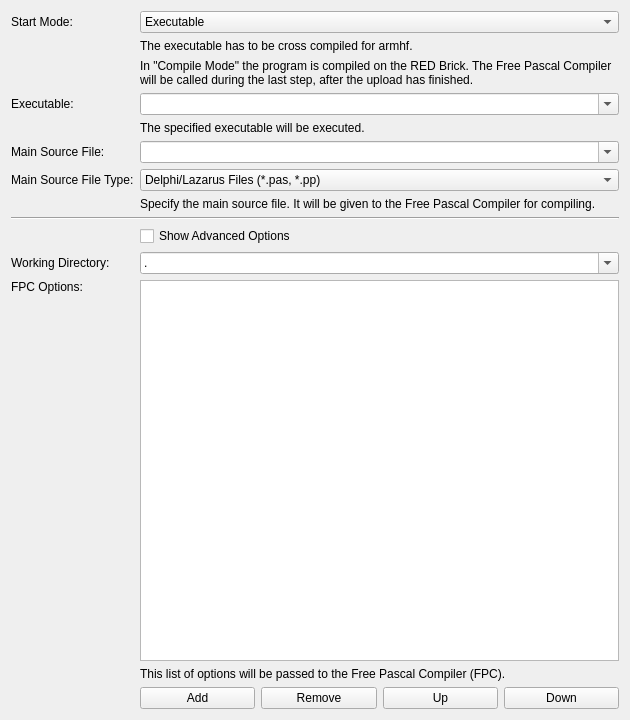
Before: the Qt Designer form src/brickv/plugin_system/plugins/red/ui/program_page_delphi.ui in Tinkerforge/brickv, drawn with Qt 5.
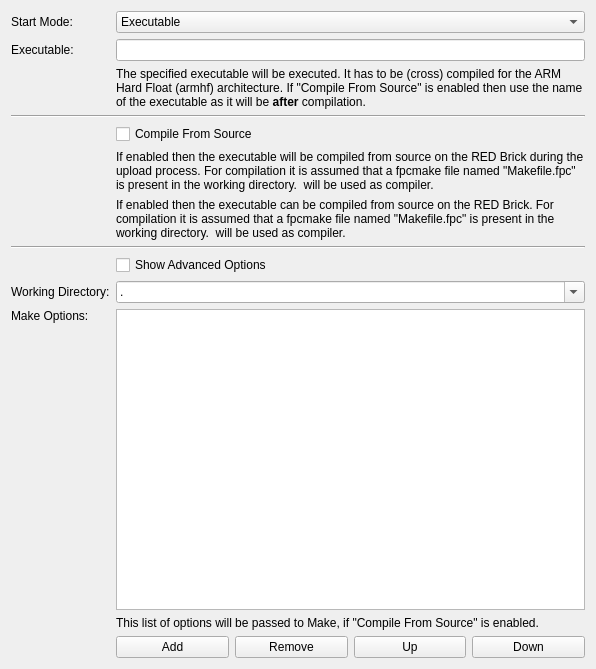
After: the same form once the commit is applied. Custom widgets are drawn as their Qt base class.

Commit message:
red-brick: Handle Delphi programs basically the same as C/C++ programs
Instead of executing fpc directly use fpcmake and make. Now Delphi
programs are compiled with make as well, so the UI for C/C++ programs
and Delphi programs is nearly identical.

Also add a compile dialog for Delphi programs identical to the C/C++ one.

```diff
--- a/src/brickv/plugin_system/plugins/red/ui/program_page_delphi.ui
+++ b/src/brickv/plugin_system/plugins/red/ui/program_page_delphi.ui
@@ -6,8 +6,8 @@
    <rect>
     <x>0</x>
     <y>0</y>
-    <width>630</width>
-    <height>720</height>
+    <width>596</width>
+    <height>669</height>
    </rect>
   </property>
   <property name="windowTitle">
@@ -16,29 +16,23 @@
   <layout class="QVBoxLayout" name="verticalLayout">
    <item>
     <layout class="QGridLayout" name="gridLayout">
-     <item row="9" column="1" colspan="4">
-      <widget class="QCheckBox" name="check_show_advanced_options">
-       <property name="text">
-        <string>Show Advanced Options</string>
-       </property>
-      </widget>
-     </item>
      <item row="0" column="1" colspan="4">
       <widget class="QComboBox" name="combo_start_mode">
+       <property name="sizePolicy">
+        <sizepolicy hsizetype="Preferred" vsizetype="Fixed">
+         <horstretch>1</horstretch>
+         <verstretch>0</verstretch>
+        </sizepolicy>
+       </property>
        <item>
         <property name="text">
          <string>Executable</string>
         </property>
        </item>
-       <item>
-        <property name="text">
-         <string>Compile on RED Brick (fpc)</string>
-        </property>
-       </item>
       </widget>
      </item>
      <item row="0" column="0">
-      <widget class="QLabel" name="label_3">
+      <widget class="QLabel" name="label_start_mode">
        <property name="text">
         <string>Start Mode:</string>
        </property>
@@ -47,196 +41,156 @@
        </property>
       </widget>
      </item>
-     <item row="8" column="0" colspan="5">
-      <widget class="Line" name="line">
-       <property name="orientation">
-        <enum>Qt::Horizontal</enum>
+     <item row="1" column="0">
+      <widget class="QLabel" name="label_executable">
+       <property name="text">
+        <string>Executable:</string>
+       </property>
+       <property name="buddy">
+        <cstring>edit_executable</cstring>
        </property>
       </widget>
      </item>
-     <item row="5" column="1" colspan="4">
-      <widget class="QComboBox" name="combo_main_source_file">
-       <property name="editable">
+     <item row="2" column="1" colspan="4">
+      <widget class="QLabel" name="label_executable_help">
+       <property name="text">
+        <string>The specified executable will be executed. It has to be (cross) compiled for the ARM Hard Float (armhf) architecture. If &quot;Compile From Source&quot; is enabled then use the name of the executable as it will be &lt;b&gt;after&lt;/b&gt; compilation.</string>
+       </property>
+       <property name="wordWrap">
         <bool>true</bool>
        </property>
-       <property name="insertPolicy">
-        <enum>QComboBox::NoInsert</enum>
-       </property>
       </widget>
      </item>
      <item row="10" column="0">
-      <widget class="QLabel" name="label_working_directory">
+      <widget class="QLabel" name="label_make_options">
        <property name="text">
-        <string>Working Directory:</string>
-       </property>
-       <property name="buddy">
-        <cstring>combo_working_directory</cstring>
-       </property>
-      </widget>
-     </item>
-     <item row="11" column="0">
-      <widget class="QLabel" name="label_options">
-       <property name="text">
-        <string>FPC Options:</string>
+        <string>Make Options:</string>
        </property>
        <property name="alignment">
         <set>Qt::AlignLeading|Qt::AlignLeft|Qt::AlignTop</set>
        </property>
        <property name="buddy">
-        <cstring>list_options</cstring>
+        <cstring>list_make_options</cstring>
        </property>
       </widget>
      </item>
      <item row="10" column="1" colspan="4">
-      <widget class="QComboBox" name="combo_working_directory">
-       <property name="editable">
-        <bool>true</bool>
-       </property>
-       <property name="insertPolicy">
-        <enum>QComboBox::NoInsert</enum>
-       </property>
-       <item>
-        <property name="text">
-         <string>.</string>
-        </property>
-       </item>
-      </widget>
+      <widget class="ExpandingListWidget" name="list_make_options"/>
      </item>
-     <item row="11" column="1" colspan="4">
-      <widget class="ExpandingListWidget" name="list_options"/>
-     </item>
-     <item row="13" column="1">
-      <widget class="QPushButton" name="button_add_option">
+     <item row="12" column="1">
+      <widget class="QPushButton" name="button_add_make_option">
        <property name="text">
         <string>Add</string>
        </property>
       </widget>
      </item>
-     <item row="13" column="2">
-      <widget class="QPushButton" name="button_remove_option">
+     <item row="12" column="2">
+      <widget class="QPushButton" name="button_remove_make_option">
        <property name="text">
         <string>Remove</string>
        </property>
       </widget>
      </item>
-     <item row="13" column="3">
-      <widget class="QPushButton" name="button_up_option">
+     <item row="12" column="3">
+      <widget class="QPushButton" name="button_up_make_option">
        <property name="text">
         <string>Up</string>
        </property>
       </widget>
      </item>
-     <item row="13" column="4">
-      <widget class="QPushButton" name="button_down_option">
+     <item row="12" column="4">
+      <widget class="QPushButton" name="button_down_make_option">
        <property name="text">
         <string>Down</string>
        </property>
       </widget>
      </item>
-     <item row="12" column="1" colspan="4">
-      <widget class="QLabel" name="label_options_help">
+     <item row="11" column="1" colspan="4">
+      <widget class="QLabel" name="label_make_options_help">
        <property name="text">
-        <string>This list of options will be passed to the Free Pascal Compiler (FPC).</string>
+        <string>This list of options will be passed to Make, if &quot;Compile From Source&quot; is enabled.</string>
        </property>
        <property name="wordWrap">
         <bool>true</bool>
        </property>
       </widget>
      </item>
+     <item row="3" column="0" colspan="5">
+      <widget class="Line" name="line1">
+       <property name="orientation">
+        <enum>Qt::Horizontal</enum>
+       </property>
+      </widget>
+     </item>
+     <item row="4" column="1" colspan="4">
+      <widget class="QCheckBox" name="check_compile_from_source">
+       <property name="text">
+        <string>Compile From Source</string>
+       </property>
+      </widget>
+     </item>
+     <item row="5" column="1" colspan="4">
+      <widget class="QLabel" name="label_compile_from_source_help_new">
+       <property name="text">
+        <string>If enabled then the executable will be compiled from source on the RED Brick during the upload process. For compilation it is assumed that a fpcmake file named &quot;Makefile.fpc&quot; is present in the working directory. &lt;FPC&gt; will be used as compiler.</string>
+       </property>
+       <property name="wordWrap">
+        <bool>true</bool>
+       </property>
+      </widget>
+     </item>
+     <item row="8" column="1" colspan="4">
+      <widget class="QCheckBox" name="check_show_advanced_options">
+       <property name="text">
+        <string>Show Advanced Options</string>
+       </property>
+      </widget>
+     </item>
+     <item row="7" column="0" colspan="5">
+      <widget class="Line" name="line2">
+       <property name="orientation">
+        <enum>Qt::Horizontal</enum>
+       </property>
+      </widget>
+     </item>
+     <item row="9" column="1" colspan="4">
+      <widget class="QComboBox" name="combo_working_directory">
+       <property name="editable">
+        <bool>true</bool>
+       </property>
+       <property name="insertPolicy">
+        <enum>QComboBox::NoInsert</enum>
+       </property>
+       <item>
+        <property name="text">
+         <string>.</string>
+        </property>
+       </item>
+      </widget>
+     </item>
+     <item row="9" column="0">
+      <widget class="QLabel" name="label_working_directory">
+       <property name="text">
+        <string>Working Directory:</string>
+       </property>
+       <property name="buddy">
+        <cstring>combo_working_directory</cstring>
+       </property>
+      </widget>
+     </item>
      <item row="1" column="1" colspan="4">
-      <widget class="QLabel" name="label_start_executable_help">
-       <property name="text">
-        <string>The executable has to be cross compiled for armhf.</string>
-       </property>
-       <property name="wordWrap">
-        <bool>true</bool>
-       </property>
-      </widget>
-     </item>
-     <item row="2" column="1" colspan="4">
-      <widget class="QLabel" name="label_start_compile_help">
-       <property name="text">
-        <string>In &quot;Compile Mode&quot; the program is compiled on the RED Brick. The Free Pascal Compiler will be called during the last step, after the upload has finished.</string>
-       </property>
-       <property name="wordWrap">
-        <bool>true</bool>
-       </property>
-      </widget>
-     </item>
-     <item row="7" column="1" colspan="4">
-      <widget class="QLabel" name="label_main_source_file_help">
-       <property name="text">
-        <string>&lt;html&gt;&lt;head/&gt;&lt;body&gt;&lt;p&gt;Specify the main source file. It will be given to the Free Pascal Compiler for compiling.&lt;/p&gt;&lt;/body&gt;&lt;/html&gt;</string>
-       </property>
-       <property name="wordWrap">
-        <bool>true</bool>
-       </property>
-      </widget>
-     </item>
-     <item row="6" column="0">
-      <widget class="QLabel" name="label_main_source_file_type">
-       <property name="text">
-        <string>Main Source File Type:</string>
-       </property>
-       <property name="buddy">
-        <cstring>combo_main_source_file_type</cstring>
-       </property>
-      </widget>
+      <widget class="QLineEdit" name="edit_executable"/>
      </item>
      <item row="6" column="1" colspan="4">
-      <widget class="QComboBox" name="combo_main_source_file_type">
-       <property name="currentIndex">
-        <number>1</number>
-       </property>
-       <item>
-        <property name="text">
-         <string>All Files</string>
-        </property>
-       </item>
-       <item>
-        <property name="text">
-         <string>Delphi/Lazarus Files (*.pas, *.pp)</string>
-        </property>
-       </item>
-      </widget>
-     </item>
-     <item row="3" column="0">
-      <widget class="QLabel" name="label_executable">
+      <widget class="QLabel" name="label_compile_from_source_help_edit">
        <property name="text">
-        <string>Executable:</string>
-       </property>
-       <property name="buddy">
-        <cstring>combo_executable</cstring>
-       </property>
-      </widget>
-     </item>
-     <item row="3" column="1" colspan="4">
-      <widget class="QComboBox" name="combo_executable">
-       <property name="editable">
-        <bool>true</bool>
-       </property>
-      </widget>
-     </item>
-     <item row="4" column="1" colspan="4">
-      <widget class="QLabel" name="label_executable_help">
-       <property name="text">
-        <string>The specified executable will be executed.</string>
+        <string>If enabled then the executable can be compiled from source on the RED Brick. For compilation it is assumed that a fpcmake file named &quot;Makefile.fpc&quot; is present in the working directory. &lt;FPC&gt; will be used as compiler.</string>
        </property>
        <property name="wordWrap">
         <bool>true</bool>
        </property>
       </widget>
      </item>
-     <item row="5" column="0">
-      <widget class="QLabel" name="label_main_source_file">
-       <property name="text">
-        <string>Main Source File:</string>
-       </property>
-       <property name="buddy">
-        <cstring>combo_main_source_file</cstring>
-       </property>
-      </widget>
-     </item>
     </layout>
    </item>
   </layout>
```
Left out of the diff: 15 changed lines with no effect on the pictures. The commit also changes 11 other files.
